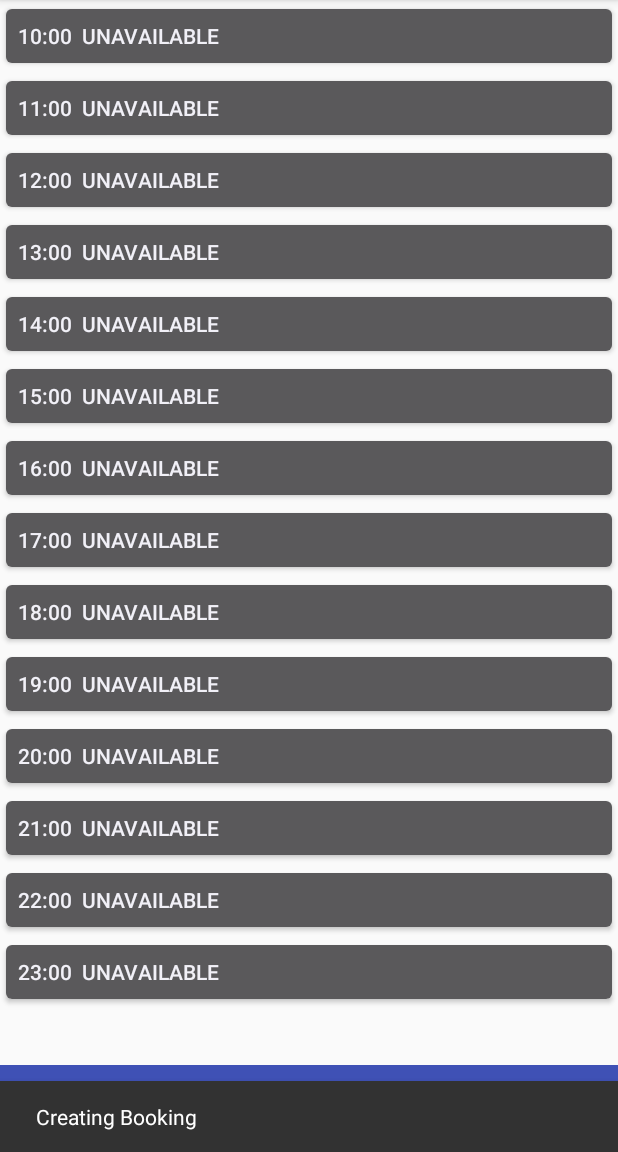
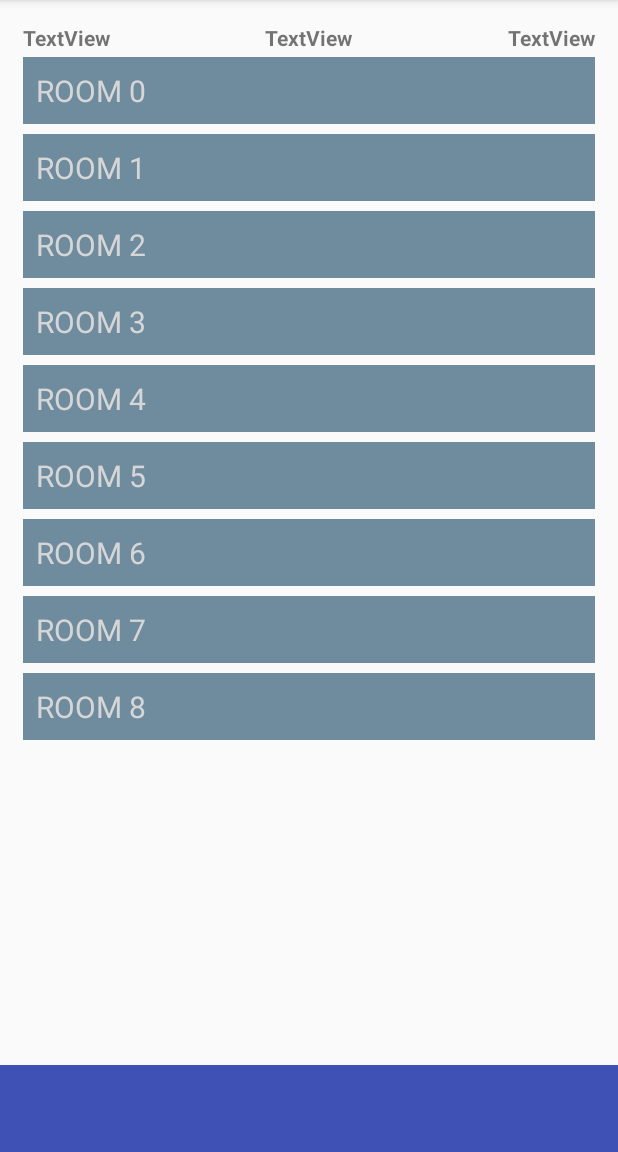
Before and after one commit to swapnilraj/GlassBook, an Android app: the fragment AvailabilityScheduleFragment placed in its activity, after a tap on an icon or button, on a phone screen of 412 x 824 dp, the part 84-1236 px from its top. Run offline under Robolectric (Android 15) with nearby library versions, the phone set to English and light mode, and no system bars; libraries missing offline, so code that uses them is left out: com.wdullaer.materialdatetimepicker, io.realm; 12 statements that could not run were skipped.

Commit message:
Buttons now open correct TimeDetailFragment.

```diff
--- a/app/src/main/java/io/sixth/glassbook/AvailabilityScheduleFragment.java
+++ b/app/src/main/java/io/sixth/glassbook/AvailabilityScheduleFragment.java
@@ -15,6 +15,7 @@ import com.wdullaer.materialdatetimepicker.date.DatePickerDialog;
 
 import io.sixth.glassbook.data.api.AvailabilityAPI;
 import io.sixth.glassbook.data.api.GlassBook;
+import io.sixth.glassbook.utils.ActivityUtils;
 import io.sixth.glassbook.utils.FragmentUtils;
 import io.sixth.glassbook.utils.MyDatePickerDialog;
 import io.sixth.glassbook.utils.RealmManager;
@@ -35,6 +36,7 @@ public class AvailabilityScheduleFragment extends Fragment
     AdapterView.OnItemSelectedListener {
 
   public static final String DAY_CODE = "days_from_now";
+  public static final String TIME = "time";
   private Calendar startTime;
   private SwipeFragment parent;
   private int roomNumber = 1;
@@ -73,8 +75,14 @@ public class AvailabilityScheduleFragment extends Fragment
 //    put in an enum / switch statement?
     if (v instanceof Button) {
       startTime.set(Calendar.HOUR_OF_DAY, Integer.parseInt(v.getTag().toString()));
-      Snackbar.make(rootView, R.string.request_booking, Snackbar.LENGTH_LONG).show();
-      AvailabilityAPI.bookRoom(startTime, roomNumber, this);
+
+      Fragment fragment = new TimeDetailFragment();
+      Bundle args = new Bundle();
+      args.putInt(DAY_CODE, daysFromNow);
+      args.putInt(TIME, Integer.parseInt(v.getTag().toString()));
+      fragment.setArguments(args);
+      ActivityUtils.loadFragment(getActivity().getSupportFragmentManager(), fragment, R.id.container_main);
+
     } else if (v instanceof TextView) {
       Calendar now = Calendar.getInstance();
       MyDatePickerDialog dpd =
--- a/app/src/main/java/io/sixth/glassbook/MainActivity.java
+++ b/app/src/main/java/io/sixth/glassbook/MainActivity.java
@@ -19,6 +19,7 @@ import io.sixth.glassbook.utils.RealmManager;
 
 public class MainActivity extends AppCompatActivity implements LoginManager {
 
+  public Fragment swipeFragment;
   @Override public void onCreate(Bundle savedInstanceState) {
     super.onCreate(savedInstanceState);
     setContentView(R.layout.activity_main);
@@ -30,17 +31,16 @@ public class MainActivity extends AppCompatActivity implements LoginManager {
     if (user == null) {
       fragment = new LoginFragment();
     } else {
-      fragment = new SwipeFragment();
+      fragment = swipeFragment = new SwipeFragment();
     }
 
-    fragment = new TimeDetailFragment();
     ActivityUtils.loadFragment(getSupportFragmentManager(), fragment, R.id.container_main);
   }
 
   @Override public void onLogin(@NonNull final User user) {
     GlassBookApp app = (GlassBookApp) getApplication();
     RealmManager.setUser(user);
-    Fragment fragment = new SwipeFragment();
+    Fragment fragment = swipeFragment = new SwipeFragment();
     ActivityUtils.loadFragment(getSupportFragmentManager(), fragment, R.id.container_main);
   }
 
--- a/app/src/main/java/io/sixth/glassbook/TimeDetailFragment.java
+++ b/app/src/main/java/io/sixth/glassbook/TimeDetailFragment.java
@@ -9,7 +9,6 @@ import android.view.View;
 import android.view.LayoutInflater;
 import android.view.ViewGroup;
 
-
 import java.util.Calendar;
 
 import io.sixth.glassbook.utils.TimeDetailAdapter;
@@ -19,16 +18,28 @@ import io.sixth.glassbook.utils.TimeDetailAdapter;
  */
 
 public class TimeDetailFragment extends Fragment {
-    private Calendar timInfoCal;
+    private Calendar cal;
     private View rootView;
     private RecyclerView mRecyclerView;
     private LinearLayoutManager mLayoutManager;
     private TimeDetailAdapter mAdapter;
+
     public TimeDetailFragment() {}
+
 
     @Override
     public View onCreateView(LayoutInflater inflater, @Nullable ViewGroup container,
                              @Nullable Bundle savedInstanceState) {
+        // Establish time and date
+        int daysFromNow = getArguments().getInt(AvailabilityScheduleFragment.DAY_CODE);
+        int time = getArguments().getInt(AvailabilityScheduleFragment.TIME);
+
+        cal = Calendar.getInstance();
+        cal.add(Calendar.DATE, daysFromNow);
+        cal.set(Calendar.HOUR_OF_DAY, time);
+
+
+        //get list
         rootView = inflater.inflate(R.layout.time_detail, null);
         mRecyclerView = (RecyclerView) rootView.findViewById(R.id.my_recycler_view);
 
@@ -41,8 +52,9 @@ public class TimeDetailFragment extends Fragment {
         mRecyclerView.setLayoutManager(mLayoutManager);
 
         // specify an adapter (see also next example)
-        mAdapter = new TimeDetailAdapter();
+        mAdapter = new TimeDetailAdapter(time);
         mRecyclerView.setAdapter(mAdapter);
+
 
         return rootView;
     }
--- a/app/src/main/java/io/sixth/glassbook/utils/TimeDetailAdapter.java
+++ b/app/src/main/java/io/sixth/glassbook/utils/TimeDetailAdapter.java
@@ -17,6 +17,8 @@ import io.sixth.glassbook.data.api.AvailabilityAPI;
 
 public class TimeDetailAdapter extends RecyclerView.Adapter<TimeDetailAdapter.ViewHolder> {
 
+    private int parentTime;
+
     public static class ViewHolder extends RecyclerView.ViewHolder {
         // each data item is just a string in this case
         public View mView;
@@ -28,7 +30,9 @@ public class TimeDetailAdapter extends RecyclerView.Adapter<TimeDetailAdapter.Vi
     }
 
     // Provide a suitable constructor (depends on the kind of dataset)
-    public TimeDetailAdapter() {}
+    public TimeDetailAdapter(int time) {
+        parentTime = time;
+    }
 
     // Create new views (invoked by the layout manager)
     @Override
@@ -45,14 +49,15 @@ public class TimeDetailAdapter extends RecyclerView.Adapter<TimeDetailAdapter.Vi
     @Override
     public void onBindViewHolder(ViewHolder holder, int position) {
         View view = holder.mView;
+
         TextView name = (TextView) view.findViewById(R.id.roomName);
         name.setText("Room " + position);
         Switch mSwitch = (Switch) view.findViewById(R.id.switch2);
         mSwitch.setChecked(false);
 
 
-        boolean firstHour = AvailabilityAPI.roomIsAvailable(position, 0, 0);
-        boolean secondHour = AvailabilityAPI.roomIsAvailable(position, 1, 0);
+        boolean firstHour = AvailabilityAPI.roomIsAvailable(position, parentTime, 0);
+        boolean secondHour = AvailabilityAPI.roomIsAvailable(position, parentTime + 1, 0);
         if (!firstHour) {
             view.setBackgroundColor(view.getResources().getColor(R.color.unavailable));
             mSwitch.setVisibility(View.INVISIBLE);
--- a/app/src/main/res/layout/time_detail.xml
+++ b/app/src/main/res/layout/time_detail.xml
@@ -7,9 +7,12 @@
     <LinearLayout
         android:orientation="vertical"
         android:layout_width="match_parent"
-        android:layout_height="wrap_content"
+        android:layout_height="0dp"
         android:layout_weight="1"
-        android:padding="7pt">
+        android:paddingLeft="7pt"
+        android:paddingRight="7pt"
+        android:paddingTop="7pt"
+        android:paddingBottom="0pt">
 
         <LinearLayout
             android:orientation="horizontal"
@@ -49,7 +52,7 @@
             android:scrollbars="vertical"
             android:layout_width="match_parent"
             android:layout_height="wrap_content"
-            android:layout_weight="1"/>
+            />
 
     </LinearLayout>
 
```
